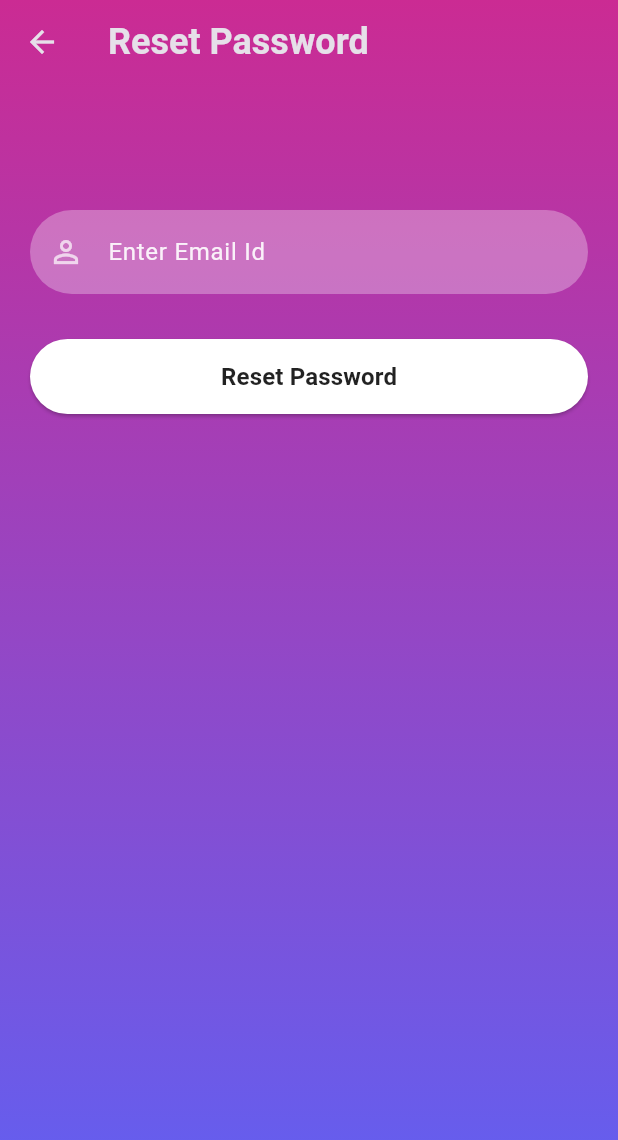
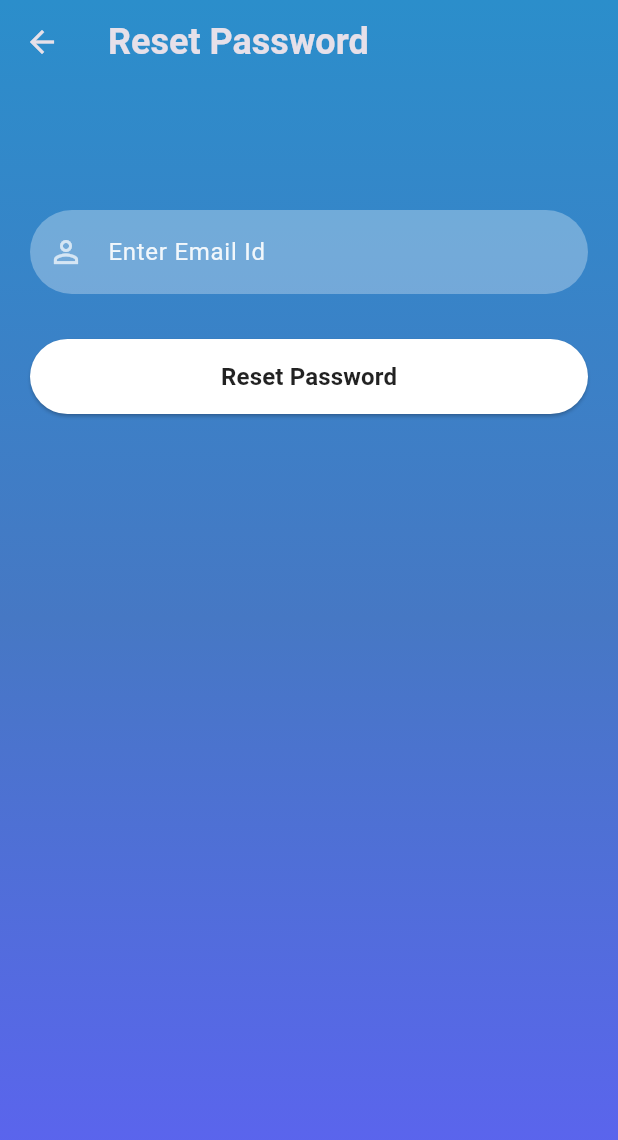
Before and after one commit to uumair327/mobile_computing, a Flutter app: the screen it shows after launch, after a tap on "Forgot Password?", on a phone screen of 412 x 824 dp. Shown: the top 1140 px of the screen. Run offline on Flutter 3.47's test engine with Material 3 defaults, Android fonts, the phone set to English and light mode, and no system bars; our stand-ins replace firebase_auth, firebase_core; accounts and stored records are empty; network calls fail.

Commit message:
mobile computing sign in

```diff
--- a/lib/screens/reset_password.dart
+++ b/lib/screens/reset_password.dart
@@ -29,8 +29,8 @@ class _ResetPasswordState extends State<ResetPassword> {
           height: MediaQuery.of(context).size.height,
           decoration: BoxDecoration(
               gradient: LinearGradient(colors: [
-            hexStringToColor("CB2B93"),
-            hexStringToColor("9546C4"),
+            hexStringToColor("2b8ecb"),
+            hexStringToColor("4678c4"),
             hexStringToColor("5E61F4")
           ], begin: Alignment.topCenter, end: Alignment.bottomCenter)),
           child: SingleChildScrollView(
--- a/lib/screens/signin_screen.dart
+++ b/lib/screens/signin_screen.dart
@@ -24,8 +24,8 @@ class _SignInScreenState extends State<SignInScreen> {
         height: MediaQuery.of(context).size.height,
         decoration: BoxDecoration(
             gradient: LinearGradient(colors: [
-          hexStringToColor("CB2B93"),
-          hexStringToColor("9546C4"),
+          hexStringToColor("2b8ecb"),
+          hexStringToColor("4678c4"),
           hexStringToColor("5E61F4")
         ], begin: Alignment.topCenter, end: Alignment.bottomCenter)),
         child: SingleChildScrollView(
--- a/lib/screens/signup_screen.dart
+++ b/lib/screens/signup_screen.dart
@@ -32,8 +32,8 @@ class _SignUpScreenState extends State<SignUpScreen> {
           height: MediaQuery.of(context).size.height,
           decoration: BoxDecoration(
               gradient: LinearGradient(colors: [
-            hexStringToColor("CB2B93"),
-            hexStringToColor("9546C4"),
+            hexStringToColor("2b8ecb"),
+            hexStringToColor("4678c4"),
             hexStringToColor("5E61F4")
           ], begin: Alignment.topCenter, end: Alignment.bottomCenter)),
           child: SingleChildScrollView(
```
